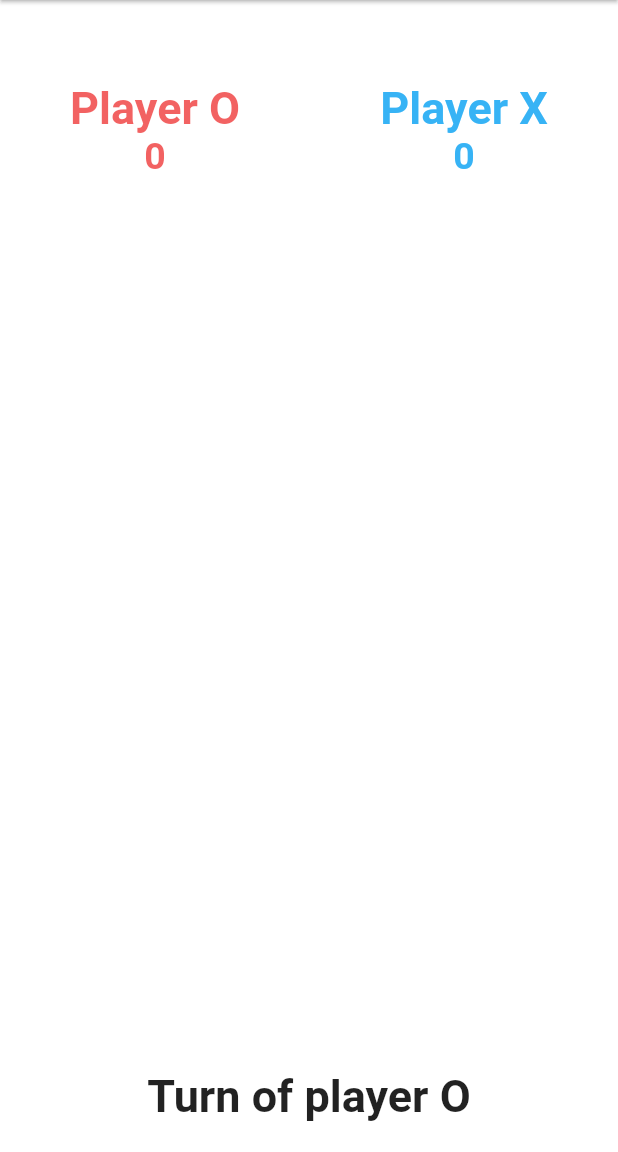
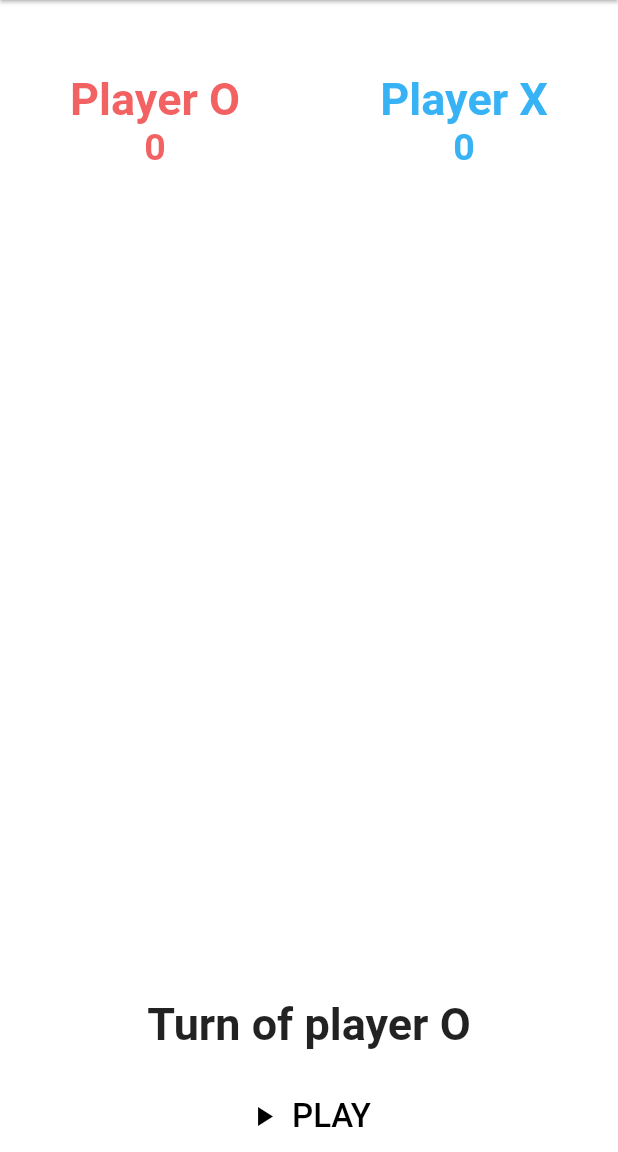
Before and after one commit to Markov500/Tic-Tac-Toe, a Flutter app: the screen it shows after launch, on a phone screen of 412 x 824 dp, the part 84-1236 px from its top. Run offline on Flutter 3.47's test engine with Material 2 defaults, Android fonts, the phone set to English and light mode, and no system bars.

Commit message:
correct bugs and add play button

```diff
--- a/lib/screens/home.dart
+++ b/lib/screens/home.dart
@@ -2,6 +2,7 @@ import 'package:flutter/material.dart';
 import 'package:tic_tac_toe/constants/colors.dart';
 import 'package:tic_tac_toe/widgets/game_panel.dart';
 import 'package:tic_tac_toe/widgets/player.dart';
+import 'package:tic_tac_toe/widgets/text_icon_button.dart';
 
 class Home extends StatefulWidget {
   const Home({
@@ -17,6 +18,7 @@ class _HomeState extends State<Home> {
   int player2Score = 0;
   String information = "Turn of player O";
   bool isOTurn = true;
+  bool gameOn = false;
   List<String> boxList = ["", "", "", "", "", "", "", "", ""];
 
   void handlePlayerTurn(int index) async {
@@ -88,10 +90,11 @@ class _HomeState extends State<Home> {
     if (winner != "") {
       setState(() {
         information = "Player $winner wins!!";
+        gameOn = false;
       });
 
       await Future.delayed(
-          Duration(milliseconds: 300),
+          Duration(milliseconds: 1500),
           () => setState(() {
                 isOTurn
                     ? information = "Turn of player O"
@@ -152,11 +155,12 @@ class _HomeState extends State<Home> {
               child: GamePanel(
                 identifier: boxList,
                 bgcolor: secondarycolor,
-                action: handlePlayerTurn,
+                action: gameOn ? handlePlayerTurn : print,
               ),
             ),
           ),
           Column(
+            mainAxisAlignment: MainAxisAlignment.spaceAround,
             children: [
               Container(
                 padding: const EdgeInsets.all(20),
@@ -167,7 +171,16 @@ class _HomeState extends State<Home> {
                     fontWeight: FontWeight.bold,
                   ),
                 ),
-              )
+              ),
+              gameOn
+                  ? Text("")
+                  : TextIconButton(
+                      action: () {
+                        setState(() {
+                          gameOn = true;
+                        });
+                      },
+                    )
             ],
           )
         ],
--- a/lib/widgets/game_panel.dart
+++ b/lib/widgets/game_panel.dart
@@ -20,6 +20,7 @@ class GamePanel extends StatelessWidget {
           crossAxisCount: 3,
           mainAxisSpacing: 15,
           crossAxisSpacing: 15,
+          childAspectRatio: 1.18,
         ),
         itemBuilder: (BuildContext context, int index) {
           return GestureDetector(
@@ -32,10 +33,10 @@ class GamePanel extends StatelessWidget {
                 child: Text(
                   identifier[index],
                   style: TextStyle(
-                    fontSize: 40,
+                    fontSize: 55,
                     color:
                         identifier[index] == "X" ? primarycolor : dangercolor,
-                    fontWeight: FontWeight.bold,
+                    fontWeight: FontWeight.w900,
                   ),
                 ),
               ),
--- a/lib/widgets/text_icon_button.dart
+++ b/lib/widgets/text_icon_button.dart
@@ -2,7 +2,8 @@ import 'package:flutter/material.dart';
 import 'package:tic_tac_toe/constants/colors.dart';
 
 class TextIconButton extends StatelessWidget {
-  const TextIconButton({super.key});
+  final action;
+  const TextIconButton({super.key, required this.action});
 
   @override
   Widget build(BuildContext context) {
@@ -26,7 +27,7 @@ class TextIconButton extends StatelessWidget {
         size: 22,
       ),
       onPressed: () {
-        print("play");
+        action();
       },
     );
   }
```
